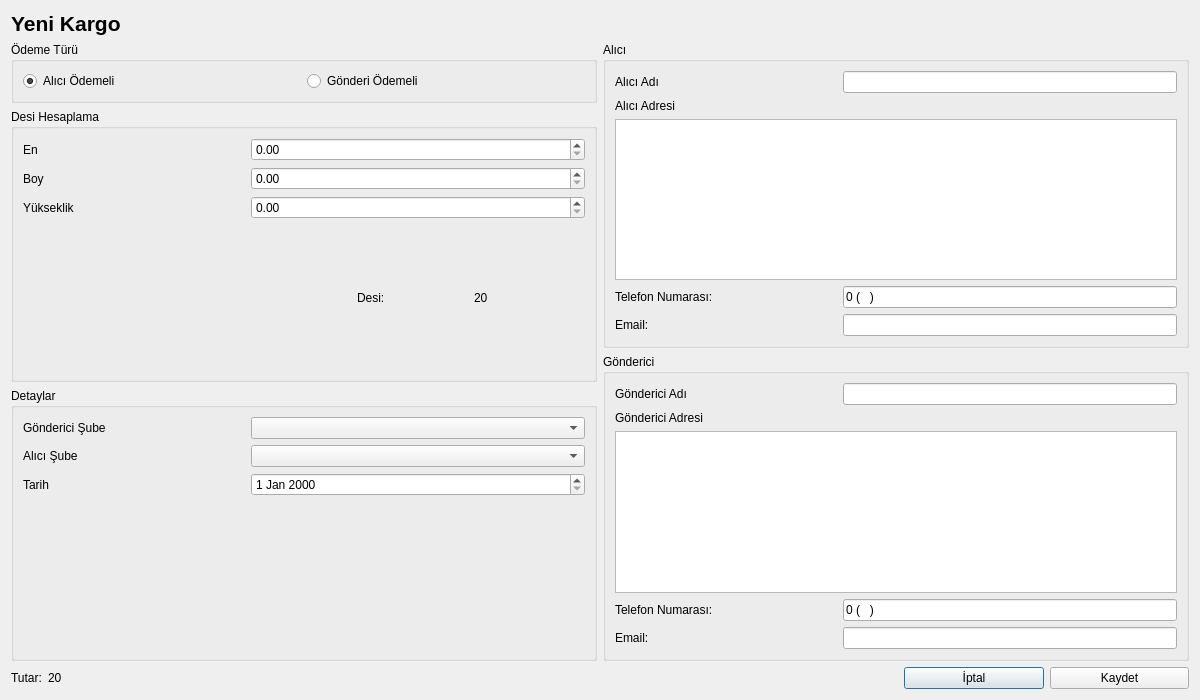
Alder-Team/KargoOtomasyonu, file UI/VeriFormlari/krgyenikargoekle.ui: the form before one commit.
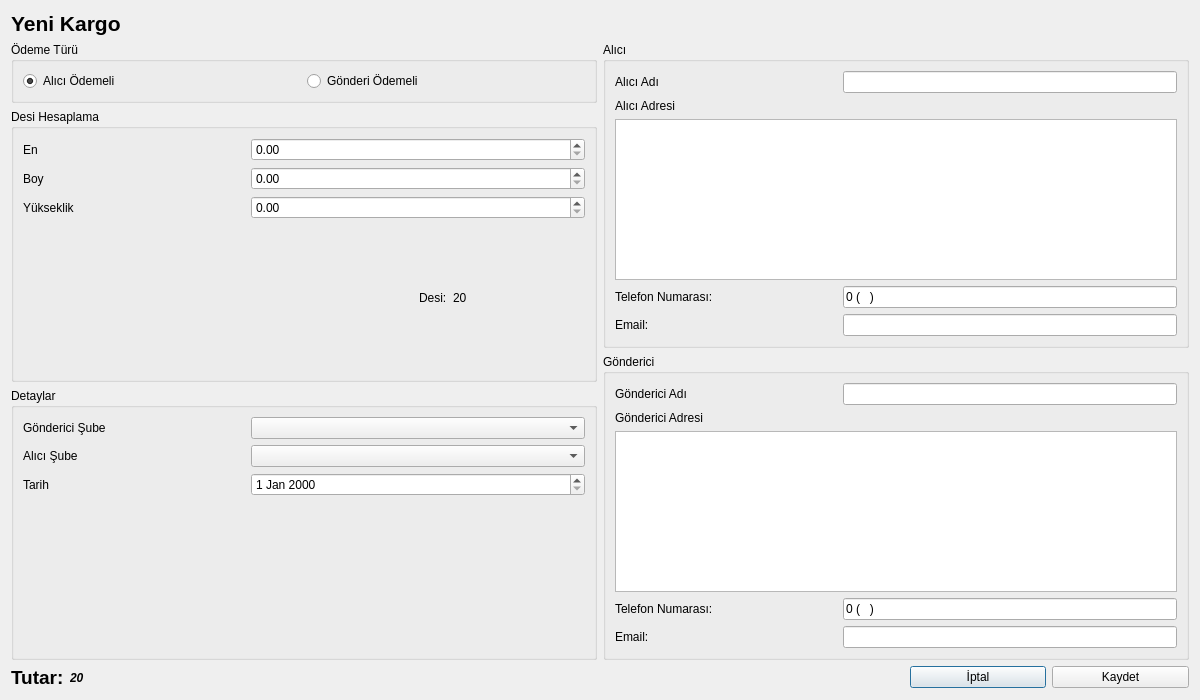
The form after the commit.

Patch:
```diff
--- a/UI/VeriFormlari/krgyenikargoekle.ui
+++ b/UI/VeriFormlari/krgyenikargoekle.ui
@@ -124,7 +124,7 @@
                </layout>
               </item>
               <item>
-               <layout class="QHBoxLayout" name="horizontalLayout" stretch="3,1,1">
+               <layout class="QHBoxLayout" name="horizontalLayout" stretch="3,0,1">
                 <item>
                  <spacer name="horizontalSpacer">
                   <property name="orientation">
@@ -433,6 +433,13 @@
       <layout class="QHBoxLayout" name="horizontalLayout_2" stretch="0,0,6,1,1">
        <item>
         <widget class="QLabel" name="lblTutarSonucOncekiLabel">
+         <property name="font">
+          <font>
+           <pointsize>14</pointsize>
+           <weight>75</weight>
+           <bold>true</bold>
+          </font>
+         </property>
          <property name="text">
           <string>Tutar:</string>
          </property>
@@ -440,6 +447,13 @@
        </item>
        <item>
         <widget class="QLabel" name="lblTutarSonuc">
+         <property name="font">
+          <font>
+           <weight>75</weight>
+           <italic>true</italic>
+           <bold>true</bold>
+          </font>
+         </property>
          <property name="text">
           <string>20</string>
          </property>
```
Left out of the diff: 8 changed lines with no effect on the pictures.
